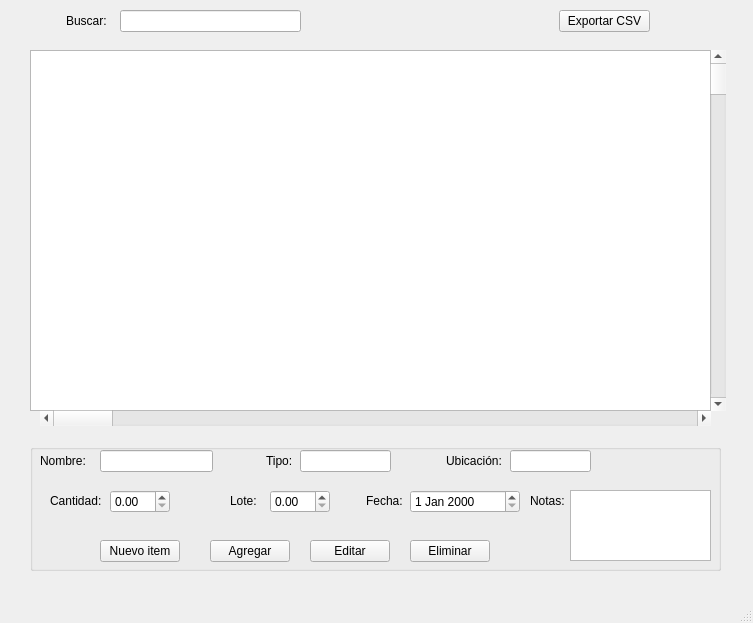
Before: the Qt Designer form Entregas-ALSE/proyecto_op3_2025/Gestor_de_Inventario/mainwindow.ui in AlejandraCZ06/Proyecto-Ale, drawn with Qt 5.
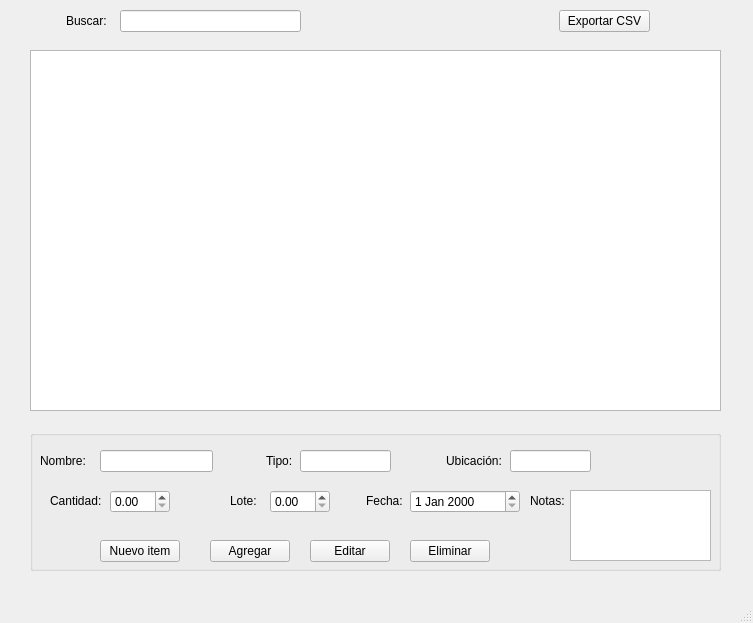
After: the same form once the commit is applied.

```diff
--- a/Entregas-ALSE/proyecto_op3_2025/Gestor_de_Inventario/mainwindow.ui
+++ b/Entregas-ALSE/proyecto_op3_2025/Gestor_de_Inventario/mainwindow.ui
@@ -22,24 +22,11 @@
      <rect>
       <x>30</x>
       <y>50</y>
-      <width>681</width>
+      <width>691</width>
       <height>361</height>
      </rect>
     </property>
    </widget>
-   <widget class="QScrollBar" name="vertical">
-    <property name="geometry">
-     <rect>
-      <x>710</x>
-      <y>50</y>
-      <width>16</width>
-      <height>361</height>
-     </rect>
-    </property>
-    <property name="orientation">
-     <enum>Qt::Vertical</enum>
-    </property>
-   </widget>
    <widget class="QGroupBox" name="groupBox">
     <property name="geometry">
      <rect>
@@ -50,7 +37,7 @@
      </rect>
     </property>
     <property name="title">
-     <string> </string>
+     <string/>
     </property>
     <widget class="QLineEdit" name="nombre_2">
      <property name="geometry">
@@ -302,19 +289,6 @@
      <string>Exportar CSV</string>
     </property>
    </widget>
-   <widget class="QScrollBar" name="horizontal">
-    <property name="geometry">
-     <rect>
-      <x>40</x>
-      <y>410</y>
-      <width>671</width>
-      <height>16</height>
-     </rect>
-    </property>
-    <property name="orientation">
-     <enum>Qt::Horizontal</enum>
-    </property>
-   </widget>
   </widget>
   <widget class="QStatusBar" name="statusbar"/>
  </widget>
```
